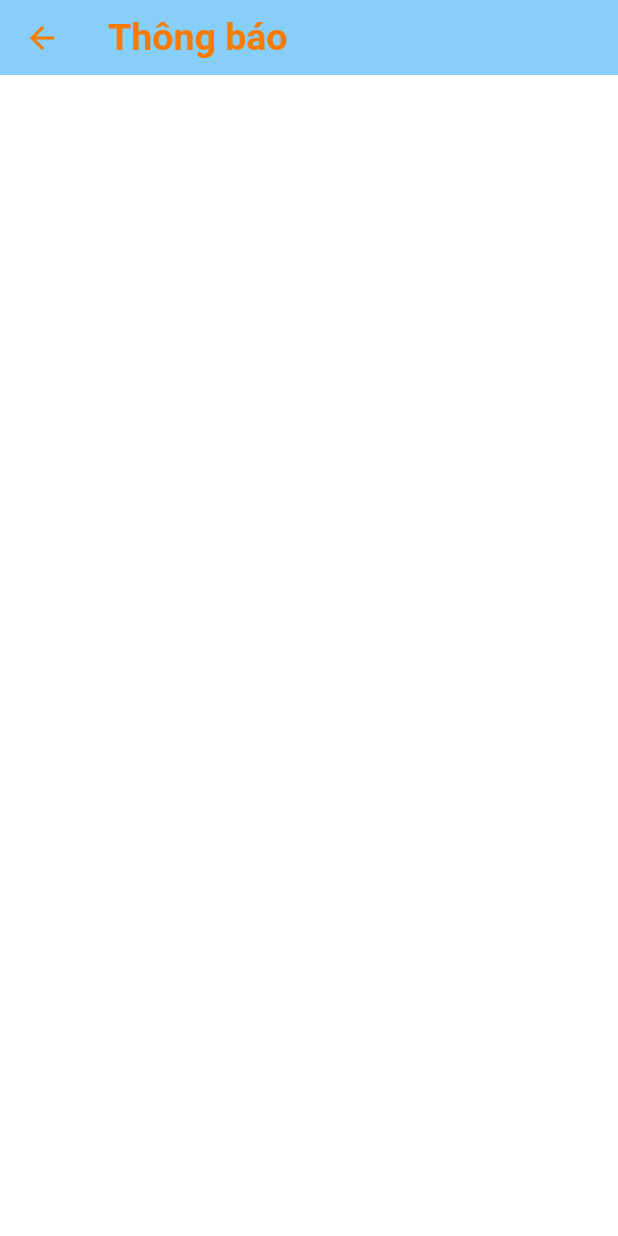
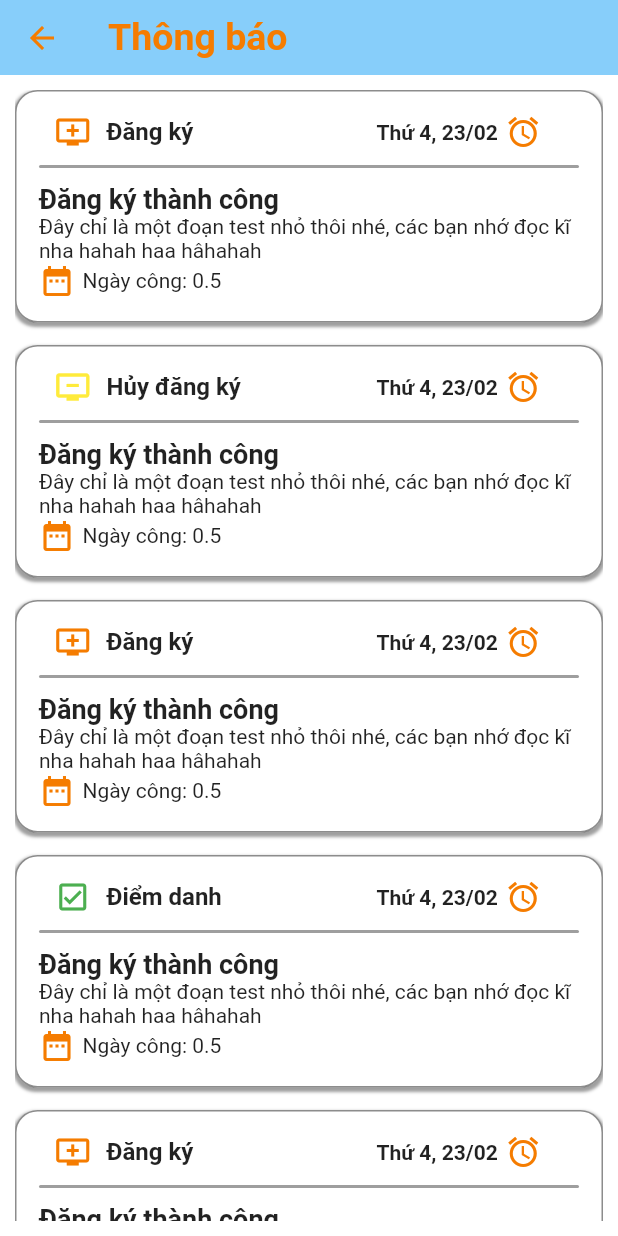
Before and after one commit to kiemhung2601/SocialWorkApp, a Flutter app: the NotificationStudentPage screen opened directly, on a phone screen of 412 x 824 dp. Run offline on Flutter 3.47's test engine with Material 2 defaults, Android fonts, the phone set to English and light mode, and no system bars; our stand-ins replace carousel_slider, percent_indicator, qr_flutter, shared_preferences, smooth_page_indicator; missing offline and left inert: qr_code_scanner; accounts and stored records are empty.

Commit message:
Add code UI Notification_student_page

```diff
--- a/lib/pages/pages_student/notification_student_page.dart
+++ b/lib/pages/pages_student/notification_student_page.dart
@@ -1,18 +1,21 @@
 import 'package:flutter/material.dart';
 import 'package:socialwork/constant.dart';
+import 'package:socialwork/pages/pages_student/details_news_page.dart';
 
 class NotificationStudentPage extends StatefulWidget {
   const NotificationStudentPage({Key? key}) : super(key: key);
 
   @override
-  _NotificationStudentPageState createState() => _NotificationStudentPageState();
+  _NotificationStudentPageState createState() =>
+      _NotificationStudentPageState();
 }
 
 class _NotificationStudentPageState extends State<NotificationStudentPage> {
-
-  Widget _buildAppBarView(){
+  late Icon _iconTitle;
+  late String _titleNotification;
+  List type = [1, 2, 1, 3, 1, 3, 3, 2, 1];
+  Widget _buildAppBarView() {
     return AppBar(
-
       elevation: 0.0,
       title: const Text('Thông báo',
           style: TextStyle(
@@ -33,12 +36,150 @@ class _NotificationStudentPageState extends State<NotificationStudentPage> {
     );
   }
 
+  Widget _viewLine() {
+    return Container(
+      width: double.infinity,
+      height: 2,
+      decoration: BoxDecoration(
+        color: Colors.grey,
+        borderRadius: BorderRadius.circular(10),
+      ),
+    );
+  }
+
+  Widget _viewNotification(int type) {
+    if (type == 1) {
+      _iconTitle =
+          const Icon(Icons.add_to_queue, color: Color(Constant.mainColorIcon));
+      _titleNotification = 'Đăng ký';
+    } else if (type == 2) {
+      _iconTitle = Icon(Icons.remove_from_queue, color: Colors.yellow.shade500);
+      _titleNotification = 'Hủy đăng ký';
+    } else {
+      _iconTitle = const Icon(Icons.check_box_outlined, color: Colors.green);
+      _titleNotification = 'Điểm danh';
+    }
+    return Container(
+        width: double.infinity,
+        decoration: BoxDecoration(
+            color: Colors.white,
+            boxShadow: const [
+              BoxShadow(
+                color: Colors.grey,
+                spreadRadius: 1,
+                blurRadius: 1,
+                offset: Offset(0.0, 2.0),
+              )
+            ],
+            borderRadius: const BorderRadius.all(Radius.circular(15)),
+            border: Border.all(width: 1, color: Colors.black45)),
+        child: Padding(
+          padding: const EdgeInsets.all(15.0),
+          child:
+              Column(crossAxisAlignment: CrossAxisAlignment.start, children: [
+            Row(
+              mainAxisAlignment: MainAxisAlignment.start,
+              children: [
+                Expanded(flex: 1, child: _iconTitle),
+                Expanded(
+                  flex: 4,
+                  child: Text(
+                    _titleNotification,
+                    style: const TextStyle(
+                        fontSize: 16, fontWeight: FontWeight.w600),
+                  ),
+                ),
+                Expanded(
+                  flex: 3,
+                  child: Row(
+                    children: const [
+                      Text(
+                        'Thứ 4, 23/02',
+                        style: TextStyle(
+                            fontSize: 14, fontWeight: FontWeight.w600),
+                      ),
+                      SizedBox(
+                        width: 5,
+                      ),
+                      Icon(
+                        Icons.access_alarm,
+                        color: Color(Constant.mainColorIcon),
+                      ),
+                    ],
+                  ),
+                ),
+              ],
+            ),
+            const SizedBox(
+              height: 10,
+            ),
+            _viewLine(),
+            const SizedBox(
+              height: 10,
+            ),
+            const Text(
+              'Đăng ký thành công',
+              style: TextStyle(fontSize: 18, fontWeight: FontWeight.w700),
+            ),
+            const Text(
+                'Đây chỉ là một đoạn test nhỏ thôi nhé, các bạn nhớ đọc kĩ nha hahah haa hâhahah',
+                style: TextStyle(
+                  fontSize: 14,
+                )),
+            Row(
+              children: const [
+                Icon(
+                  Icons.date_range,
+                  color: Color(Constant.mainColorIcon),
+                ),
+                SizedBox(
+                  width: 5,
+                ),
+                Text('Ngày công: 0.5',
+                    style: TextStyle(
+                      fontSize: 14,
+                    )),
+              ],
+            )
+          ]),
+        ));
+  }
+
+  Widget _buildListNotification() {
+    return ListView.builder(
+        shrinkWrap: true,
+        itemCount: type.length,
+        itemBuilder: (context, index) {
+          return Column(
+            children: [
+              InkWell(
+                child: _viewNotification(type[index]),
+                onTap: () {
+                  Navigator.push(
+                      context,
+                      MaterialPageRoute(
+                          builder: (BuildContext context) =>
+                              const DetailsNewsPage()));
+                },
+              ),
+              const SizedBox(
+                height: 15,
+              )
+            ],
+          );
+        });
+  }
+
   @override
   Widget build(BuildContext context) {
     return Scaffold(
       appBar: PreferredSize(
-          preferredSize: const Size.fromHeight(50.0), child: _buildAppBarView()),
-      body: Container(),
+          preferredSize: const Size.fromHeight(50.0),
+          child: _buildAppBarView()),
+      body: Padding(
+        padding: const EdgeInsets.all(10.0),
+        child: _buildListNotification(),
+      ),
     );
   }
 }
```
